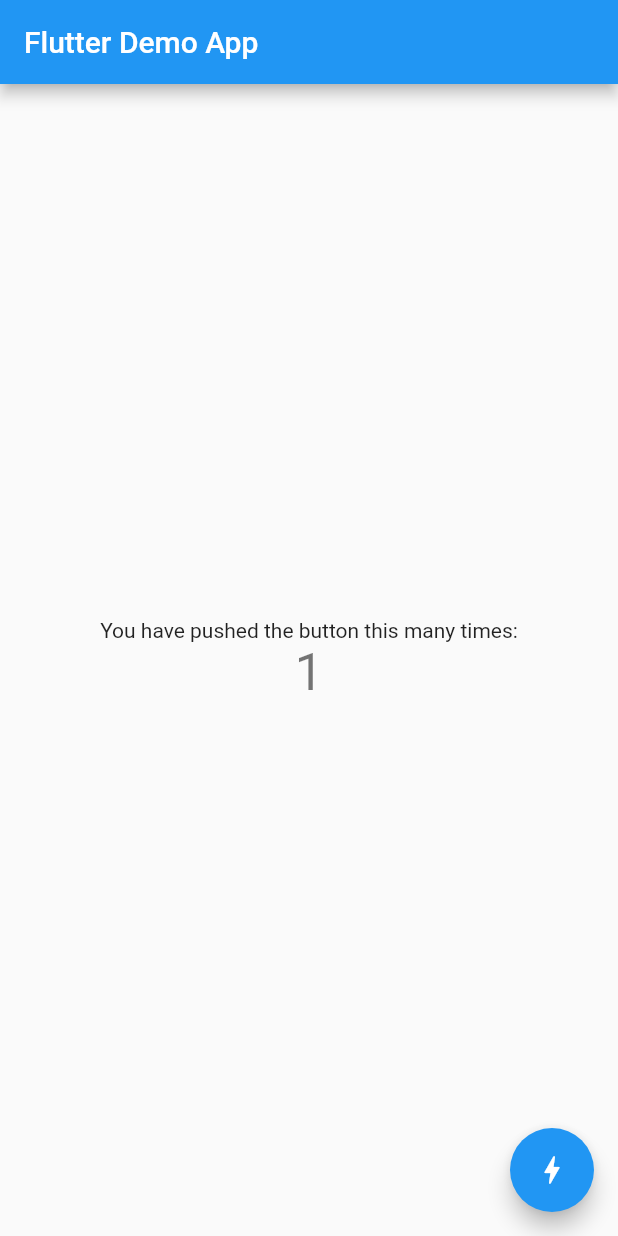
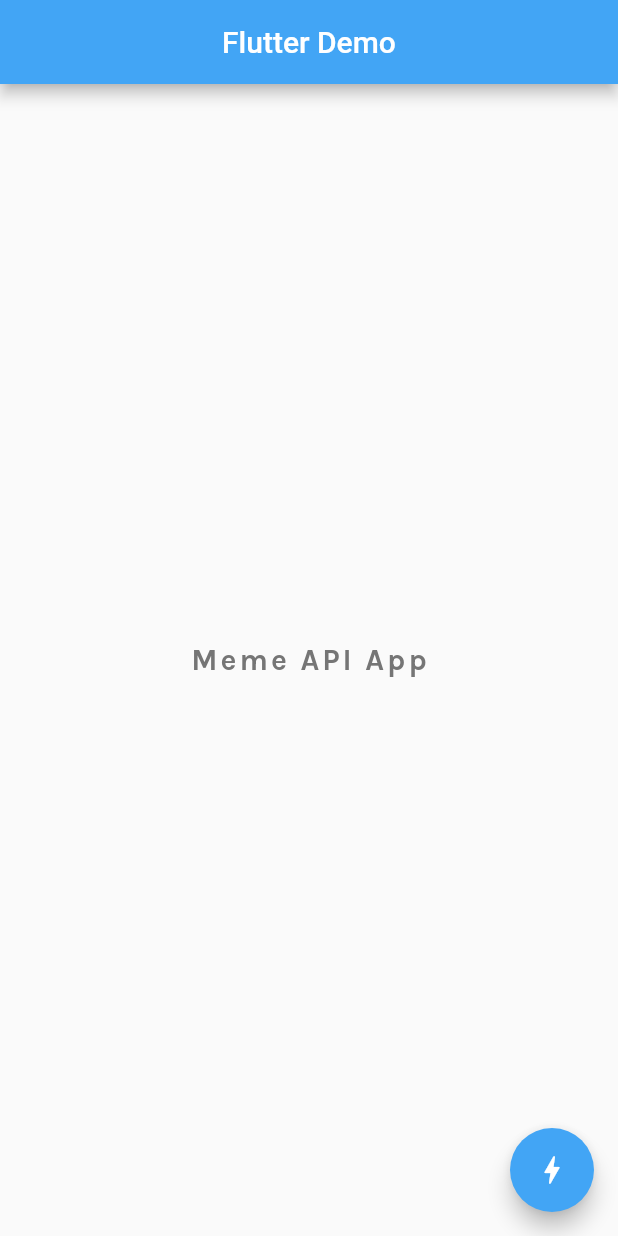
Before and after one commit to Arkaraj/Flutter_Demo, a Flutter app: the screen it shows after launch, after a tap on the "bolt" icon, on a phone screen of 412 x 824 dp. Run offline on Flutter 3.47's test engine with Material 2 defaults, Android fonts, the phone set to English and light mode, and no system bars.

Commit message:
Flutter basics

```diff
--- a/lib/main.dart
+++ b/lib/main.dart
@@ -1,69 +1,37 @@
 import 'package:flutter/material.dart';
 
-void main() {
-  runApp(MyApp());
-}
+// Widget nesting stuff, default material UI font and themes
+void main() => runApp(MaterialApp(
+  home: memes(),
+));
 
-class MyApp extends StatelessWidget {
-  // This widget is the root of your application.
-  @override
-  Widget build(BuildContext context) {
-    return MaterialApp(
-      title: 'Flutter Demo',
-      theme: ThemeData(
-        primarySwatch: Colors.blue,
-      ),
-      home: MyHomePage(title: 'Flutter Demo App'),
-    );
-  }
-}
-
-class MyHomePage extends StatefulWidget {
-  MyHomePage({Key? key, required this.title}) : super(key: key);
-
-  // Fields in a Widget subclass are always marked "final".
-
-  final String title;
-
-  @override
-  _MyHomePageState createState() => _MyHomePageState();
-}
-
-class _MyHomePageState extends State<MyHomePage> {
-  int _counter = 0;
-
-  void _incrementCounter() {
-    setState(() {
-      _counter++;
-    });
-    print("pressed");
-  }
-
+// Stateless Widget - State of the widget will not change overtime
+class memes extends StatelessWidget {
   @override
   Widget build(BuildContext context) {
     return Scaffold(
     appBar: AppBar(
-        title: Text(widget.title),
+      title: Text('Flutter Demo'),
+      centerTitle: true,
+      backgroundColor: Colors.blue[400],
     ),
     body: Center(
-        child: Column(
-          mainAxisAlignment: MainAxisAlignment.center,
-          children: <Widget>[
-            Text(
-              'You have pushed the button this many times:',
+      child: Text(
+        'Meme API App',
+        style: TextStyle(
+          fontSize: 20,
+          fontFamily: 'Karla',
+          fontWeight: FontWeight.bold,
+          letterSpacing: 2,
+          color: Colors.grey[600],
         ),
-            Text(
-              '$_counter',
-              style: Theme.of(context).textTheme.headline4,
-            ),
-          ],
       ),
     ),
     floatingActionButton: FloatingActionButton(
-        onPressed: _incrementCounter,
-        tooltip: 'Increment',
-        child: Icon(Icons.bolt),
-      ), // This trailing comma makes auto-formatting nicer for build methods.
+      child: Icon(Icons.bolt), // Text("Click me")
+      onPressed: () => print("clicked"),
+      backgroundColor: Colors.blue[400],
+    ),
   );
   }
 }
```
Also changed, not shown: pubspec.yaml (+8 -15 lines), fonts/Karla-Italic-VariableFont_wght.ttf (added), fonts/Karla-VariableFont_wght.ttf (added), 1 other file. Lines whose indentation alone changed are shown as unchanged.
